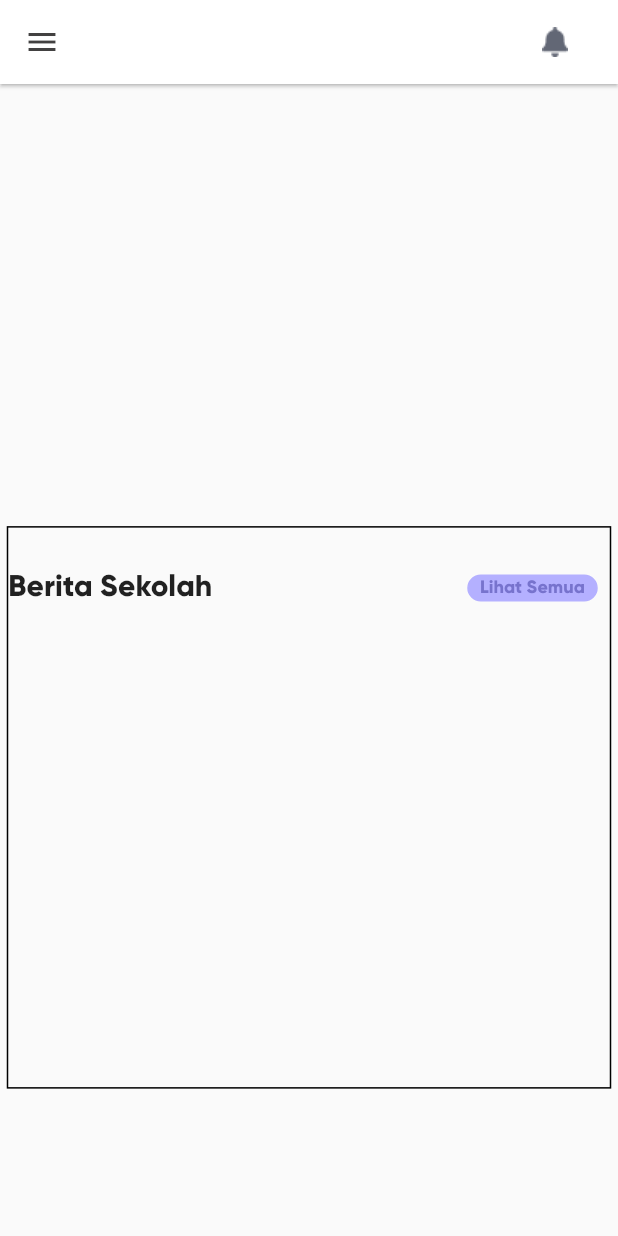
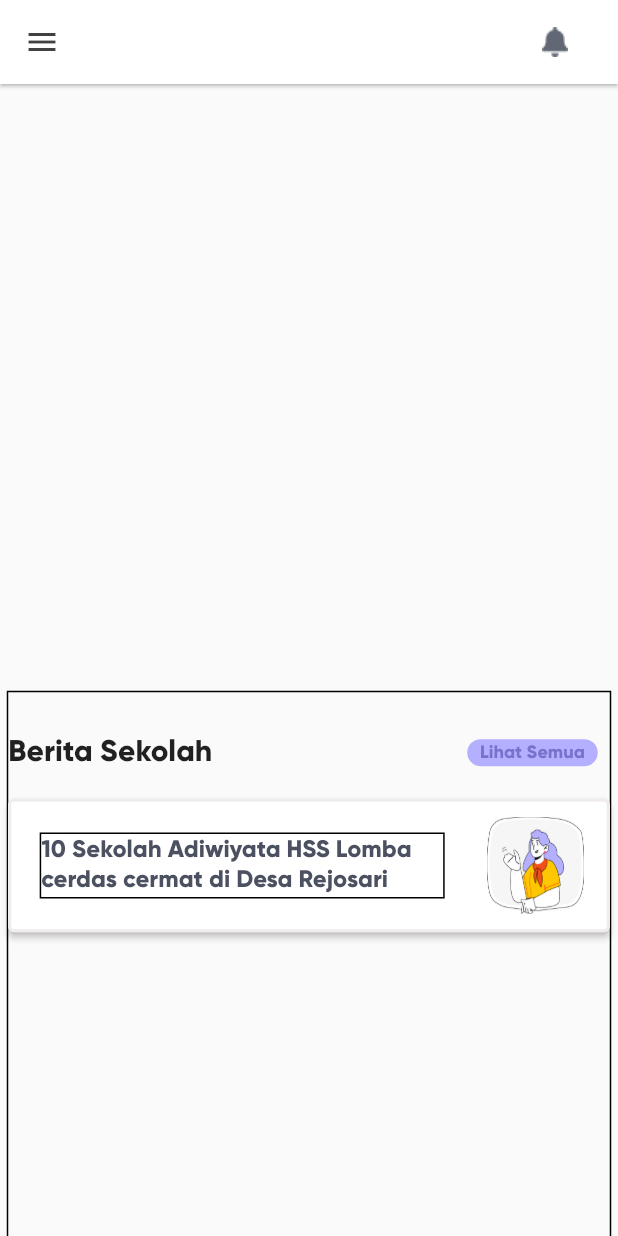
Before and after one commit to budionoaryawisanto/Schoolyte, a Flutter app: the screen it shows after launch, after a tap on "Mulai", after a tap on "Masuk", on a phone screen of 412 x 824 dp. Run offline on Flutter 3.47's test engine with Material 2 defaults, Android fonts, the phone set to English and light mode, and no system bars; our stand-ins replace shared_preferences.

Commit message:
Progress berita pada home page

```diff
--- a/schoolyte/lib/home.dart
+++ b/schoolyte/lib/home.dart
@@ -22,7 +22,10 @@ class _HomePageState extends State<HomePage> {
 
   @override
   Widget build(BuildContext context) {
-    return new Scaffold(
+    return new MaterialApp(
+      debugShowCheckedModeBanner: false,
+      home: SafeArea(
+        child: Scaffold(
           appBar: AppBar(
             elevation: 1,
             iconTheme: IconThemeData(color: Color.fromARGB(255, 66, 65, 65)),
@@ -77,11 +80,14 @@ class _HomePageState extends State<HomePage> {
               ],
             ),
           ),
-      body: SafeArea(
+          body: SingleChildScrollView(
+            child: Container(
+              width: 490,
+              height: 1184,
               child: Stack(
                 children: [
                   Align(
-              alignment: Alignment(0.0, 0.5),
+                    alignment: Alignment(0.0, 0.0),
                     child: Container(
                       width: 403,
                       height: 375,
@@ -111,7 +117,8 @@ class _HomePageState extends State<HomePage> {
                             child: TextButton(
                               onPressed: () {
                                 Navigator.of(context).pushNamedAndRemoveUntil(
-                              '/landing', (Route<dynamic> route) => false);
+                                    '/landing',
+                                    (Route<dynamic> route) => false);
                               },
                               child: Container(
                                 width: 87,
@@ -137,6 +144,63 @@ class _HomePageState extends State<HomePage> {
                               ),
                             ),
                           ),
+                          Align(
+                            alignment: Alignment(0.0, -0.5),
+                            child: ElevatedButton(
+                              onPressed: () {
+                                Navigator.of(context).pushNamedAndRemoveUntil(
+                                    '/landing',
+                                    (Route<dynamic> route) => false);
+                              },
+                              style: ElevatedButton.styleFrom(
+                                fixedSize: Size(403, 89),
+                                side: BorderSide(
+                                  width: 2,
+                                  color: Color.fromARGB(255, 240, 236, 236),
+                                ),
+                                backgroundColor: Colors.white,
+                              ),
+                              child: Stack(
+                                children: [
+                                  Align(
+                                    alignment: Alignment(-0.9, 0.0),
+                                    child: Container(
+                                      width: 270,
+                                      height: 44,
+                                      decoration: BoxDecoration(
+                                        border: Border.all(
+                                          width: 1,
+                                          color: Colors.black,
+                                        ),
+                                      ),
+                                      child: Text(
+                                        "10 Sekolah Adiwiyata HSS Lomba cerdas cermat di Desa Rejosari",
+                                        style: TextStyle(
+                                          fontFamily: 'Gilroy-ExtraBold',
+                                          fontSize: 16,
+                                          color: Color.fromRGBO(76, 81, 97, 1),
+                                        ),
+                                      ),
+                                    ),
+                                  ),
+                                  Align(
+                                    alignment: Alignment(1.0, 0.0),
+                                    child: Container(
+                                      width: 67,
+                                      height: 67,
+                                      decoration: BoxDecoration(
+                                          border: Border.all(
+                                            width: 1,
+                                            color: Colors.white,
+                                          ),
+                                          borderRadius:
+                                              BorderRadius.circular(7)),
+                                      child: new Image.asset(
+                                        'assets/images/hi1.png',
+                                        fit: BoxFit.fill,
+                                      ),
+                                    ),
+                                  ),
                                 ],
                               ),
                             ),
@@ -144,6 +208,13 @@ class _HomePageState extends State<HomePage> {
                         ],
                       ),
                     ),
+                  ),
+                ],
+              ),
+            ),
+          ),
+        ),
+      ),
     );
   }
 }
--- a/schoolyte/lib/login.dart
+++ b/schoolyte/lib/login.dart
@@ -22,8 +22,6 @@ class _LoginPageState extends State<LoginPage> {
     return Scaffold(
       body: SafeArea(
         child: Container(
-          // padding: EdgeInsets.all(12),
-          // margin: EdgeInsets.symmetric(vertical: 50),
           child: Stack(
             children: [
               Align(
--- a/schoolyte/lib/main.dart
+++ b/schoolyte/lib/main.dart
@@ -1,3 +1,4 @@
+import 'package:flutter/services.dart';
 import 'package:flutter/material.dart';
 import './launcher.dart';
 import './landing.dart';
@@ -5,6 +6,9 @@ import './login.dart';
 import './home.dart';
 
 void main() {
+  WidgetsFlutterBinding.ensureInitialized();
+  SystemChrome.setPreferredOrientations(
+      [DeviceOrientation.portraitUp, DeviceOrientation.portraitDown]);
   runApp(MyApp());
 }
 
--- a/schoolyte/pubspec.yaml
+++ b/schoolyte/pubspec.yaml
@@ -66,6 +66,7 @@ flutter:
     - assets/images/logolanding.png
     - assets/images/hi1.png
     - assets/images/lonceng.png
+    - assets/images/logoberita.png
 
   # An image asset can refer to one or more resolution-specific "variants", see
   # https://flutter.dev/assets-and-images/#resolution-aware
```
Also changed, not shown: schoolyte/assets/images/logoberita.png (added). Lines whose indentation alone changed are shown as unchanged.
